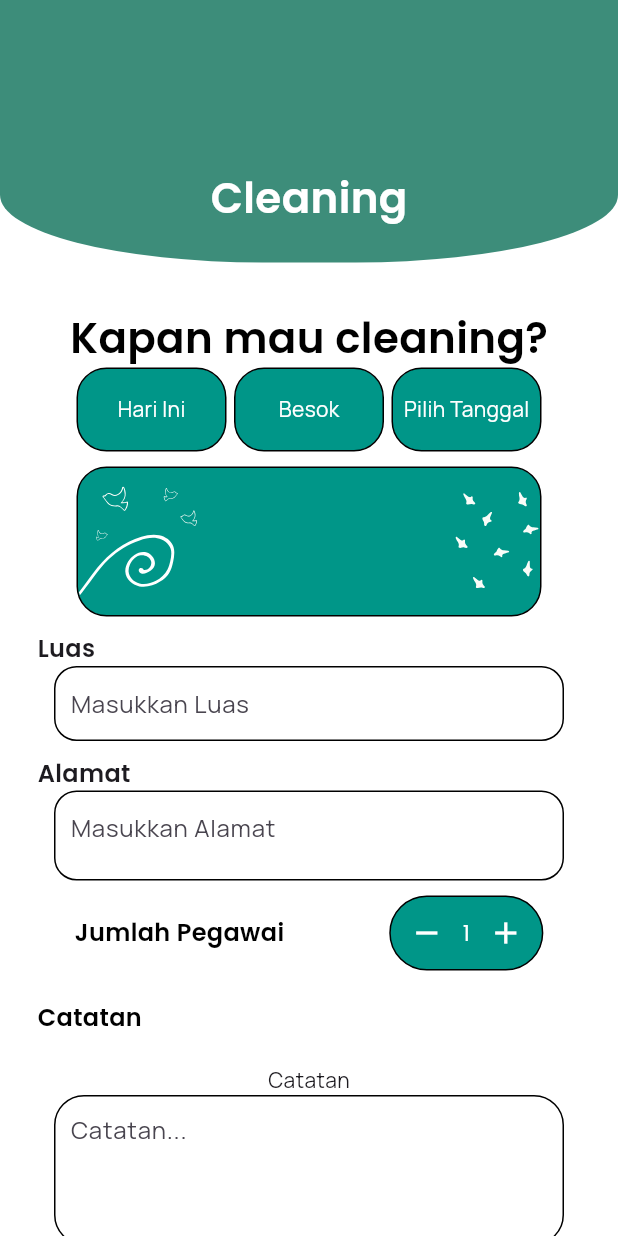
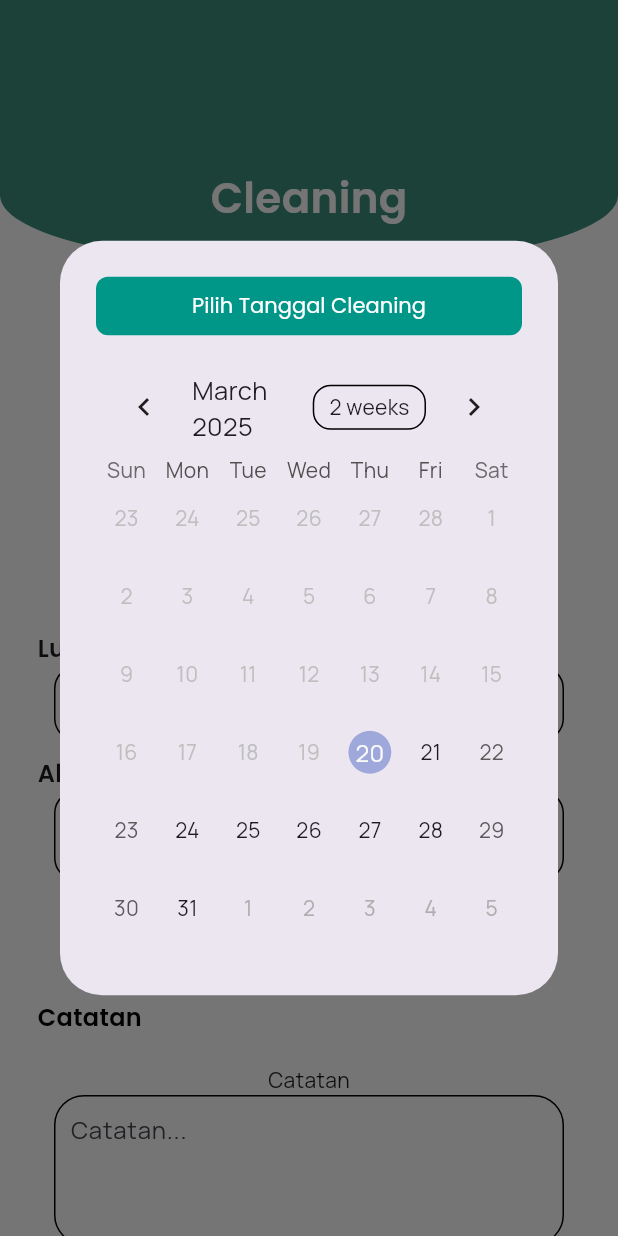
Before and after one commit to AstriaLfy/Resikin, a Flutter app: the Cleanup screen opened directly, after a tap on "Pilih Tanggal", on a phone screen of 412 x 824 dp. Run offline on Flutter 3.47's test engine with Material 3 defaults, Android fonts, the phone set to English and light mode, and no system bars; drawn by our look-alikes of table_calendar; our stand-ins replace cloud_firestore, firebase_auth, firebase_core, flutter_svg, google_fonts, google_sign_in and 2 more; accounts and stored records are empty.

Commit message:
add: Menampilkan kalender

```diff
--- a/lib/page/cleanup.dart
+++ b/lib/page/cleanup.dart
@@ -1,5 +1,6 @@
 import 'package:resikin/features/firestore_database/database_service.dart';
 import 'package:cloud_firestore/cloud_firestore.dart';
+import 'package:table_calendar/table_calendar.dart';
 import 'package:google_fonts/google_fonts.dart';
 import 'package:flutter_svg/flutter_svg.dart';
 import 'package:resikin/page/reusable.dart';
@@ -17,6 +18,8 @@ class _CleanupState extends State<Cleanup> {
   String selectedDay = "Hari ini";
   DateTime? selectedDate;
   String? selectedDocId;
+  CalendarFormat _calendarFormat = CalendarFormat.month;
+  DateTime focusedDay = DateTime.now();
 
   final TextEditingController luasController = TextEditingController();
   final TextEditingController alamatController = TextEditingController();
@@ -93,6 +96,55 @@ class _CleanupState extends State<Cleanup> {
     }
   }
 
+  void _showCalendarDialog() {
+    showDialog(
+      context: context,
+      builder:
+          (context) => AlertDialog(
+            title: Container(
+              padding: EdgeInsets.all(10),
+              decoration: BoxDecoration(
+                color: Colors.teal,
+                borderRadius: BorderRadius.circular(8),
+              ),
+              child: Text(
+                "Pilih Tanggal Cleaning",
+                style: GoogleFonts.poppins(fontSize: 14, color: Colors.white),
+                textAlign: TextAlign.center,
+              ),
+            ),
+            content: SizedBox(
+              width: 350,
+              height: 400,
+              child: TableCalendar(
+                firstDay: DateTime.now(),
+                lastDay: DateTime.utc(2030, 12, 31),
+                focusedDay: focusedDay,
+                calendarFormat: _calendarFormat,
+                onFormatChanged: (format) {
+                  setState(() {
+                    _calendarFormat = format;
+                  });
+                },
+                selectedDayPredicate: (day) {
+                  return isSameDay(selectedDate, day);
+                },
+                onDaySelected: (newSelectedDay, focusedDay) {
+                  setState(() {
+                    selectedDate = newSelectedDay;
+                    this.focusedDay = focusedDay;
+                    selectedDay = DateFormat(
+                      'yyyy-MM-dd',
+                    ).format(newSelectedDay);
+                  });
+                  Navigator.pop(context);
+                },
+              ),
+            ),
+          ),
+    );
+  }
+
   @override
   Widget build(BuildContext context) {
     return Scaffold(
@@ -138,9 +190,7 @@ class _CleanupState extends State<Cleanup> {
                 SizedBox(width: 5),
                 _buildDateButton("Besok", () => _selectDate("Besok")),
                 SizedBox(width: 5),
-                _buildDateButton("Pilih Tanggal", () {
-                  // Implement date picker if needed
-                }),
+                _buildDateButton("Pilih Tanggal", () => _showCalendarDialog()),
               ],
             ),
             SizedBox(height: 10),
--- a/lib/page/payment_method.dart
+++ b/lib/page/payment_method.dart
@@ -14,8 +14,7 @@ class PaymentMethod extends StatefulWidget {
 
 class _PaymentMethodState extends State<PaymentMethod> {
   final _dbService = DatabaseService();
-  String?
-  _selectedPaymentMethod;
+  String? _selectedPaymentMethod;
   bool _agreeToUseCoins = false;
 
   void _processPayment() {
--- a/pubspec.yaml
+++ b/pubspec.yaml
@@ -22,6 +22,7 @@ dependencies:
   intl: ^0.20.2
   iconsax_flutter: ^1.0.0
   flutter_svg: ^2.0.17
+  table_calendar: ^3.2.0
 
 
 dev_dependencies:
@@ -29,7 +30,6 @@ dev_dependencies:
     sdk: flutter
   flutter_lints: ^5.0.0
   flutter_native_splash: ^2.4.5
-  flutter_svg: ^2.0.17
 
 flutter_native_splash:
   background_image: "assets/images/splash_screen.png"
```
Also changed, not shown: pubspec.lock.
